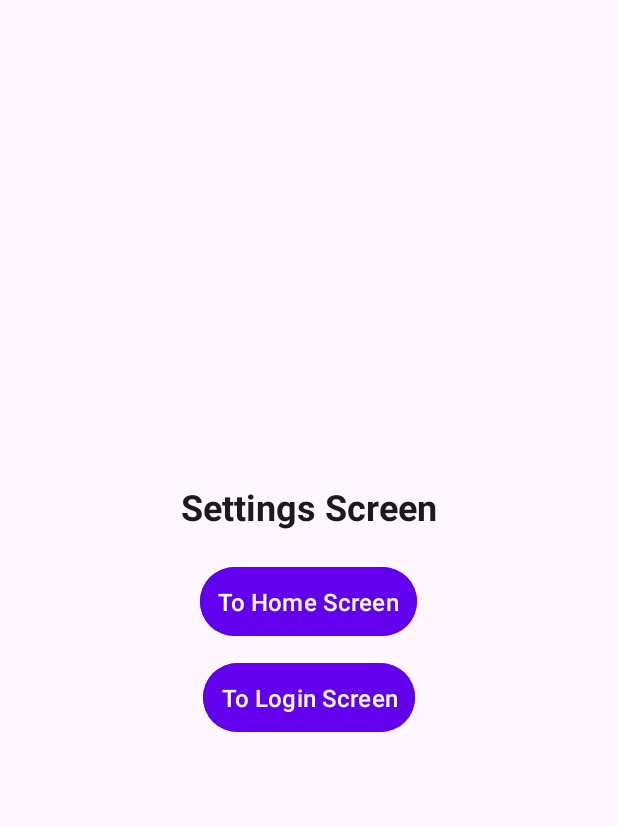
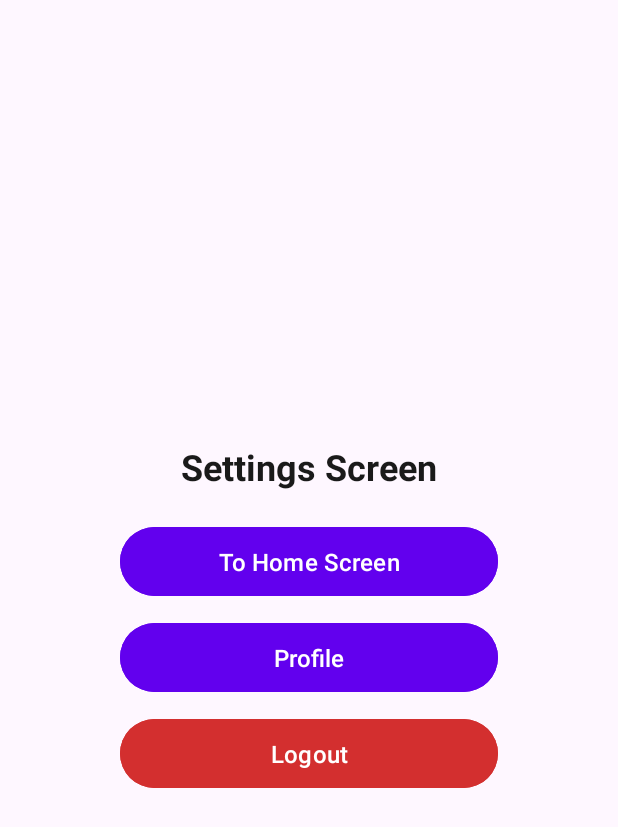
Before and after one commit to puscasp-mcmaster/DieSpy, an Android app: the SettingsFragment screen opened through its navigation route, on a phone screen of 412 x 824 dp. Shown: the top 827 px of the screen. Run offline under Robolectric (Android 15) with nearby library versions, the light colour scheme and no system bars; our stand-ins replace Firebase (no records; nobody signed in at launch, a user with empty details on screens opened directly).

Commit message:
started working on the UI, reworked the home menu and moved the profile button into the settings.

```diff
--- a/app/src/main/java/com/diespy/app/ui/chat/ChatFragment.kt
+++ b/app/src/main/java/com/diespy/app/ui/chat/ChatFragment.kt
@@ -39,6 +39,7 @@ class ChatFragment : Fragment() {
 
     override fun onViewCreated(view: View, savedInstanceState: Bundle?) {
         super.onViewCreated(view, savedInstanceState)
+        //TODO remove this once we have party select working
         SharedPrefManager.saveCurrentParty(requireContext(),"cLkDPwOjRwmlXlhIh8s1",)
         val currentParty = SharedPrefManager.getCurrentParty(requireContext()) ?: ""
         //Party Screen button
--- a/app/src/main/java/com/diespy/app/ui/home/HomeFragment.kt
+++ b/app/src/main/java/com/diespy/app/ui/home/HomeFragment.kt
@@ -28,9 +28,6 @@ class HomeFragment : Fragment() {
         binding.toJoinPartyScreenButton.setOnClickListener {
             findNavController().navigate(R.id.action_home_to_joinParty)
         }
-        binding.toProfileScreenButton.setOnClickListener {
-            findNavController().navigate(R.id.action_home_to_profile)
-        }
         binding.toSettingScreenButton.setOnClickListener {
             findNavController().navigate(R.id.action_home_to_settings)
         }
--- a/app/src/main/java/com/diespy/app/ui/settings/SettingsFragment.kt
+++ b/app/src/main/java/com/diespy/app/ui/settings/SettingsFragment.kt
@@ -8,6 +8,7 @@ import androidx.fragment.app.Fragment
 import androidx.navigation.fragment.findNavController
 import com.diespy.app.R
 import com.diespy.app.databinding.FragmentSettingsBinding
+import com.diespy.app.managers.profile.SharedPrefManager
 
 class SettingsFragment : Fragment() {
 
@@ -27,9 +28,18 @@ class SettingsFragment : Fragment() {
             findNavController().navigate(R.id.action_settings_to_home)
         }
 
-        binding.toLoginScreenButton.setOnClickListener {
-            findNavController().navigate(R.id.action_settings_to_login)
+        binding.logoutButton.setOnClickListener {
+            handleLogout()
         }
+
+        binding.toProfileScreenButton.setOnClickListener {
+            findNavController().navigate(R.id.action_settings_to_profile)
+        }
+    }
+
+    private fun handleLogout() {
+        SharedPrefManager.clearUserData(requireContext()) // Clears stored login info
+        findNavController().navigate(R.id.action_profile_to_login) // Redirects to Login
     }
 
     override fun onDestroyView() {
--- a/app/src/main/res/layout/fragment_settings.xml
+++ b/app/src/main/res/layout/fragment_settings.xml
@@ -1,43 +1,66 @@
 <?xml version="1.0" encoding="utf-8"?>
-<FrameLayout xmlns:android="http://schemas.android.com/apk/res/android"
+<androidx.constraintlayout.widget.ConstraintLayout xmlns:android="http://schemas.android.com/apk/res/android"
+    xmlns:app="http://schemas.android.com/apk/res-auto"
+    xmlns:tools="http://schemas.android.com/tools"
+    android:id="@+id/frameLayout"
     android:layout_width="match_parent"
     android:layout_height="match_parent">
 
+
     <LinearLayout
-        android:layout_width="match_parent"
-        android:layout_height="match_parent"
+        android:layout_width="300dp"
+        android:layout_height="wrap_content"
+        android:orientation="vertical"
+        app:layout_constraintBottom_toBottomOf="parent"
+        app:layout_constraintEnd_toEndOf="parent"
+        app:layout_constraintStart_toStartOf="parent"
         android:gravity="center"
-        android:orientation="vertical">
+        android:padding="24dp"
+        app:layout_constraintTop_toTopOf="parent">
 
         <TextView
+            android:id="@+id/textView2"
             android:layout_width="wrap_content"
             android:layout_height="wrap_content"
+            android:layout_marginBottom="20dp"
             android:text="Settings Screen"
             android:textSize="24sp"
             android:textStyle="bold"
-            android:layout_marginBottom="20dp"/>
+            />
 
         <Button
             android:id="@+id/toHomeScreenButton"
-            android:layout_width="wrap_content"
+            android:layout_width="match_parent"
             android:layout_height="wrap_content"
+            android:backgroundTint="#6200EE"
+            android:padding="12dp"
             android:text="To Home Screen"
-            android:padding="12dp"
+            android:textColor="#FFFFFF"
+            android:layout_marginBottom="10dp"
             android:textSize="16sp"
-            android:textColor="#FFFFFF"
-            android:backgroundTint="#6200EE"
-            android:layout_marginBottom="10dp"/>
+            />
 
         <Button
-            android:id="@+id/toLoginScreenButton"
-            android:layout_width="wrap_content"
+            android:id="@+id/toProfileScreenButton"
+            android:layout_width="match_parent"
             android:layout_height="wrap_content"
-            android:text="To Login Screen"
+            android:backgroundTint="#6200EE"
             android:padding="12dp"
+            android:text="Profile"
+            android:layout_marginBottom="10dp"
             android:textSize="16sp"
-            android:textColor="#FFFFFF"
-            android:backgroundTint="#6200EE"
-            android:layout_marginBottom="10dp"/>
+            android:textColor="#FFFFFF" />
+
+        <Button
+            android:id="@+id/logoutButton"
+            android:layout_width="match_parent"
+            android:layout_height="wrap_content"
+            android:backgroundTint="#D32F2F"
+            android:padding="12dp"
+            android:text="Logout"
+            android:textSize="16sp"
+            android:textColor="#FFFFFF" />
     </LinearLayout>
 
-</FrameLayout>
+
+</androidx.constraintlayout.widget.ConstraintLayout>
--- a/app/src/main/res/navigation/nav_graph.xml
+++ b/app/src/main/res/navigation/nav_graph.xml
@@ -33,7 +33,6 @@
         tools:layout="@layout/fragment_home">
         <action android:id="@+id/action_home_to_createParty" app:destination="@id/createPartyFragment"/>
         <action android:id="@+id/action_home_to_joinParty" app:destination="@id/joinPartyFragment"/>
-        <action android:id="@+id/action_home_to_profile" app:destination="@id/profileFragment"/>
         <action android:id="@+id/action_home_to_settings" app:destination="@id/settingsFragment"/>
     </fragment>
 
@@ -134,6 +133,7 @@
         tools:layout="@layout/fragment_settings">
         <action android:id="@+id/action_settings_to_home" app:destination="@id/homeFragment"/>
         <action android:id="@+id/action_settings_to_login" app:destination="@id/loginFragment"/>
+        <action android:id="@+id/action_settings_to_profile" app:destination="@id/profileFragment"/>
     </fragment>
 
 
```
Also changed, not shown: app/src/main/res/layout/fragment_home.xml (+3 -10 lines), app/src/main/res/layout/fragment_profile.xml (+14 -1 lines).
